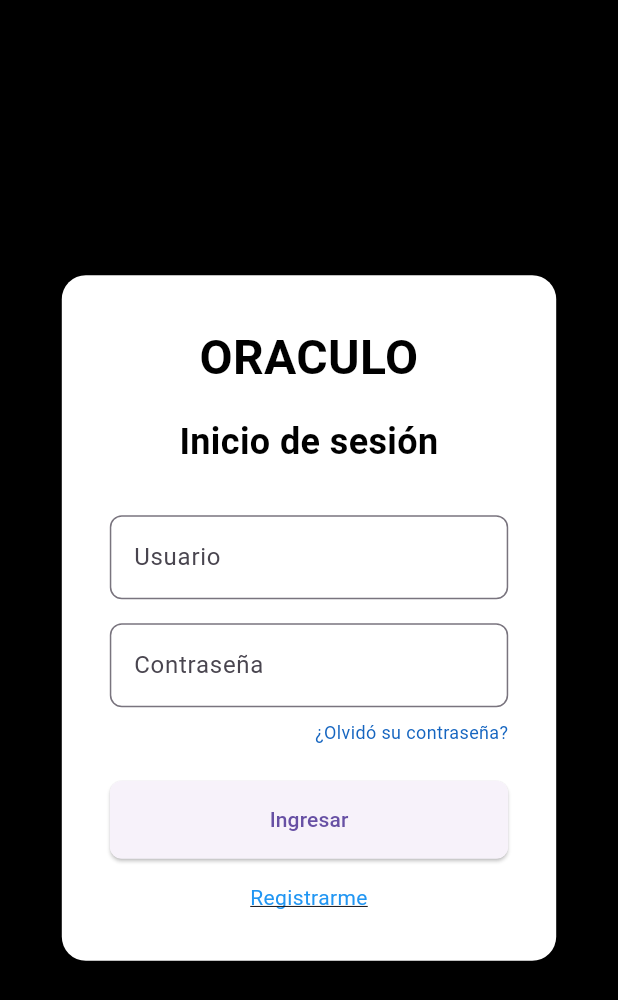
After one commit to aleospiria/Oraculo-Terrasacha-App-Movil, a Flutter app: the LoginScreen screen opened directly, on a phone screen of 412 x 824 dp. The commit adds this screen. Shown: the top 1000 px of the screen. Run offline on Flutter 3.47's test engine with Material 3 defaults, Android fonts, the phone set to English and light mode, and no system bars; our stand-ins replace flutter_dotenv; missing offline and left inert: amplify_auth_cognito, amplify_flutter; network calls fail.

Commit message:
Se acomodo la pantalla de login, se h

```diff
--- /dev/null
+++ b/lib/Screens/LoginScreen.dart
@@ -0,0 +1,189 @@
+import 'package:flutter/material.dart';
+import 'package:oraculo_terrasacha/Servicios/LoginCognitoServicio.dart';
+import 'package:oraculo_terrasacha/Screens/HomeScreen.dart';
+
+class LoginScreen extends StatefulWidget {
+  const LoginScreen({super.key});
+
+  @override
+  _LoginScreenState createState() => _LoginScreenState();
+}
+
+class _LoginScreenState extends State<LoginScreen> {
+  // Controladores para capturar los valores de los inputs
+  final TextEditingController _usuarioController = TextEditingController();
+  final TextEditingController _contrasenaController = TextEditingController();
+
+  // Variable para manejar estado de loading
+  bool _isLoading = false;
+
+  //Función para liberar los controladores cuando el widget se destruye
+  @override
+  void dispose() {
+    _usuarioController.dispose();
+    _contrasenaController.dispose();
+    super.dispose();
+  }
+
+  @override
+  Widget build(BuildContext context) {
+    return Scaffold(
+      backgroundColor: Colors.black,
+      body: Center(
+        child: FractionallySizedBox(
+          widthFactor: 0.8,
+          child: Container(
+            padding: const EdgeInsets.all(32.0),
+            decoration: BoxDecoration(
+              color: Colors.white,
+              borderRadius: BorderRadius.circular(16.0),
+              boxShadow: [
+                BoxShadow(
+                  color: Colors.black.withOpacity(0.2),
+                  blurRadius: 10.0,
+                  offset: const Offset(0, 4),
+                ),
+              ],
+            ),
+            child: Column(
+              mainAxisSize: MainAxisSize.min,
+              crossAxisAlignment: CrossAxisAlignment.stretch,
+              children: [
+                const Text(
+                  'ORACULO',
+                  textAlign: TextAlign.center,
+                  style: TextStyle(
+                    fontSize: 32.0,
+                    fontWeight: FontWeight.bold,
+                    color: Colors.black,
+                  ),
+                ),
+                const SizedBox(height: 16.0),
+                const Text(
+                  'Inicio de sesión',
+                  textAlign: TextAlign.center,
+                  style: TextStyle(
+                    fontSize: 24.0,
+                    fontWeight: FontWeight.w600,
+                    color: Colors.black,
+                  ),
+                ),
+                const SizedBox(height: 32.0),
+                // Entrada de Usuario con controlador
+                TextField(
+                  controller: _usuarioController,
+                  decoration: InputDecoration(
+                    hintText: 'Usuario',
+                    border: OutlineInputBorder(
+                      borderRadius: BorderRadius.circular(8.0),
+                    ),
+                  ),
+                ),
+                const SizedBox(height: 16.0),
+                // Entrada de Contraseña con controlador
+                TextField(
+                  controller: _contrasenaController,
+                  obscureText: true,
+                  decoration: InputDecoration(
+                    hintText: 'Contraseña',
+                    border: OutlineInputBorder(
+                      borderRadius: BorderRadius.circular(8.0),
+                    ),
+                  ),
+                ),
+                const SizedBox(height: 8.0),
+                Align(
+                  alignment: Alignment.centerRight,
+                  child: GestureDetector(
+                    onTap: () {
+                      // TODO: Falta crear Screen a Olvido su contraseña
+                      debugPrint('Olvidó contraseña tocado');
+                    },
+                    child: Text(
+                      '¿Olvidó su contraseña?',
+                      style: TextStyle(
+                        fontSize: 12.0,
+                        color: Colors.blue[800],
+                      ),
+                    ),
+                  ),
+                ),
+                const SizedBox(height: 24.0),
+                // Botón de Ingresar
+                _isLoading
+                    ? const Center(child: CircularProgressIndicator()) // Muestra loading si está procesando
+                    : ElevatedButton(
+                  onPressed: () async {
+                    setState(() {
+                      _isLoading = true; // Inicia loading
+                    });
+
+                    // Captura los valores
+                    String usuario = _usuarioController.text.trim();
+                    String contrasena = _contrasenaController.text.trim();
+
+                    // Validación
+                    if (usuario.isEmpty || contrasena.isEmpty) {
+                      ScaffoldMessenger.of(context).showSnackBar(
+                        const SnackBar(content: Text('Por favor, completa todos los campos')),
+                      );
+                      setState(() {
+                        _isLoading = false;
+                      });
+                      return;
+                    }
+
+                    try {
+                      final authService = LoginCognitoServicio();
+                      final session = await authService.signIn(usuario, contrasena);
+
+                      if (session != null && session.isSignedIn) {
+                        // Login exitoso: Navega a la siguiente pantalla
+                        Navigator.pushReplacement(
+                          context,
+                          MaterialPageRoute(builder: (context) => const HomeScreen()),
+                        );
+                      }
+                    } catch (e) {
+                      ScaffoldMessenger.of(context).showSnackBar(
+                        SnackBar(content: Text('$e')),
+                      );
+                      debugPrint('Error en login: $e');
+                    } finally {
+                      setState(() {
+                        _isLoading = false; // Termina loading
+                      });
+                    }
+                  },
+                  style: ElevatedButton.styleFrom(
+                    padding: const EdgeInsets.symmetric(vertical: 16.0),
+                    shape: RoundedRectangleBorder(
+                      borderRadius: BorderRadius.circular(8.0),
+                    ),
+                  ),
+                  child: const Text('Ingresar'),
+                ),
+                const SizedBox(height: 16.0),
+                GestureDetector(
+                  onTap: () {
+                    // TODO: Falta crear Screen a Registrarme
+                    debugPrint('Registrarme tocado');
+                  },
+                  child: const Text(
+                    'Registrarme',
+                    textAlign: TextAlign.center,
+                    style: TextStyle(
+                      fontSize: 14.0,
+                      color: Colors.blue,
+                      decoration: TextDecoration.underline,
+                    ),
+                  ),
+                ),
+              ],
+            ),
+          ),
+        ),
+      ),
+    );
+  }
+}
--- a/pubspec.yaml
+++ b/pubspec.yaml
@@ -34,6 +34,9 @@ dependencies:
   # Autenticación con AWS Cognito
   amplify_flutter: ^2.6.5
   amplify_auth_cognito: ^2.6.5
+
+  # Cargar variables de entorno
+  flutter_dotenv: ^5.1.0
 
   # Mapas interactivos (Google Maps SDK)
   google_maps_flutter: ^2.12.3
@@ -88,7 +91,8 @@ flutter:
   uses-material-design: true
 
   # To add assets to your application, add an assets section, like this:
-  # assets:
+  assets:
+    - assets/.env
   #   - images/a_dot_burr.jpeg
   #   - images/a_dot_ham.jpeg
 
```
Also changed, not shown: lib/Screens/ConsultaProyectoScreen.dart (+5 -9 lines), lib/Screens/HomeScreen.dart (added, +204 -0 lines), lib/Servicios/Apis_terrasacha.dart (+4 -4 lines), lib/Servicios/LoginCognitoServicio.dart (added, +63 -0 lines), lib/main.dart (+130 -5 lines), pubspec.lock, 1 other file.
